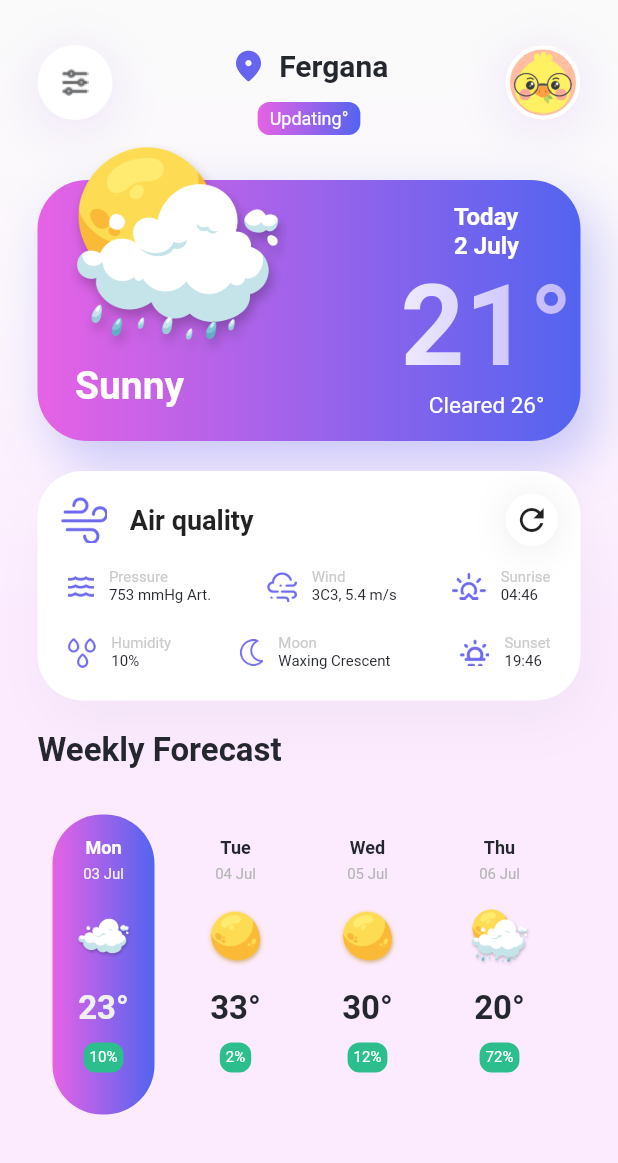
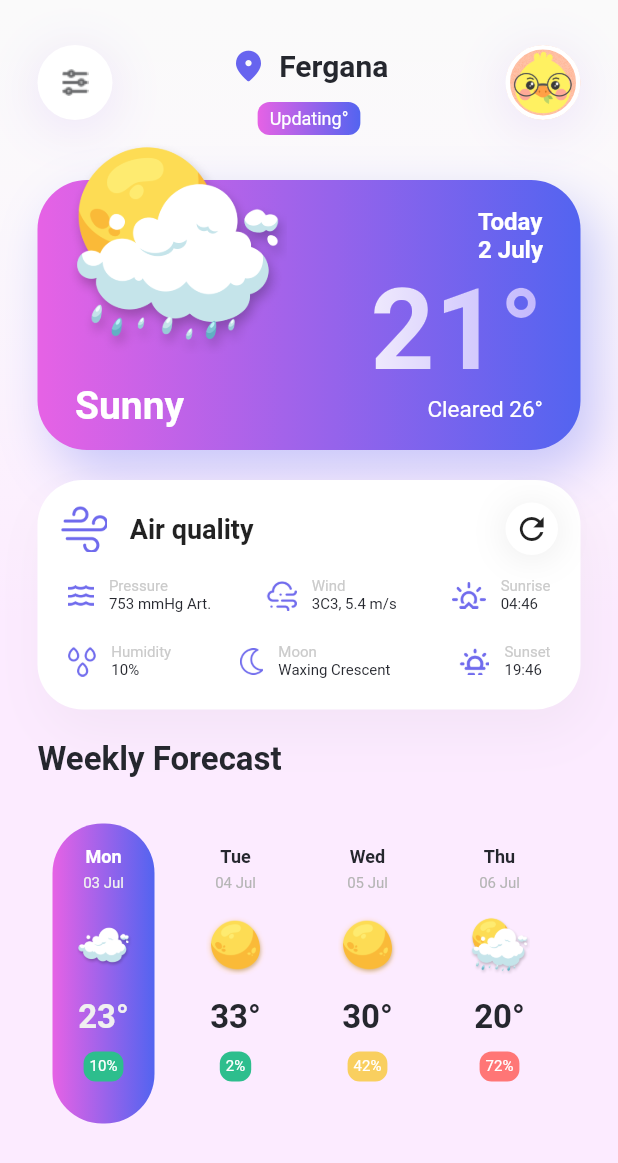
Before and after one commit to stevelpak/weather_app, a Flutter app: the screen it shows after launch, on a phone screen of 412 x 824 dp. Shown: the top 1163 px of the screen. Run offline on Flutter 3.47's test engine with Material 2 defaults, Android fonts, the phone set to English and light mode, and no system bars.

Commit message:
Weather App Updated

```diff
--- a/lib/home_page.dart
+++ b/lib/home_page.dart
@@ -124,7 +124,7 @@ class _HomePageState extends State<HomePage> {
                       Column(
                         children: [
                           Padding(
-                            padding: const EdgeInsets.only(top: 100, left: 20),
+                            padding: const EdgeInsets.only(top: 120, left: 20),
                             child: Text(
                               "Sunny",
                               style: TextStyle(
@@ -136,7 +136,10 @@ class _HomePageState extends State<HomePage> {
                           ),
                         ],
                       ),
-                      Column(
+                      Padding(
+                        padding: const EdgeInsets.only(right: 20),
+                        child: Column(
+                          crossAxisAlignment: CrossAxisAlignment.end,
                           children: [
                             Text(
                               "Today\n2 July",
@@ -150,7 +153,9 @@ class _HomePageState extends State<HomePage> {
                               "21°",
                               gradient: textGradient,
                               style: const TextStyle(
-                                fontSize: 75, fontWeight: FontWeight.bold),
+                                fontSize: 75,
+                                fontWeight: FontWeight.bold,
+                              ),
                             ),
                             Text(
                               "Cleared 26°",
@@ -161,6 +166,7 @@ class _HomePageState extends State<HomePage> {
                             )
                           ],
                         ),
+                      )
                     ],
                   ),
                 ),
@@ -274,7 +280,7 @@ class _HomePageState extends State<HomePage> {
                 children: [
                   weeklyButton("Mon", 3, "Jul", "cloudy", 23, 10, true),
                   weeklyButton("Tue", 4, "Jul", "sunny", 33, 2, false),
-                  weeklyButton("Wed", 5, "Jul", "sunny", 30, 12, false),
+                  weeklyButton("Wed", 5, "Jul", "sunny", 30, 42, false),
                   weeklyButton("Thu", 6, "Jul", "suncloud", 20, 72, false),
                 ],
               ),
--- a/lib/utils/constants.dart
+++ b/lib/utils/constants.dart
@@ -6,7 +6,9 @@ Color topShadowClr = const Color(0xFF9A60E5).withOpacity(0.16);
 Color locationClr = const Color(0xFF6764EF);
 Color topCityColor = const Color(0xFF25272E);
 Color dateTextColor = const Color(0xFFF0F0F0);
-Color humidityColor = const Color(0xFF2DBE8D);
+Color humidityGoodClr = const Color(0xFF2DBE8D);
+Color humidityHmColor = const Color(0xFFF9CF5F);
+Color humidityBadClrg = const Color(0xFFFF7676);
 Color notActiveDateColor = const Color(0xFFB5B5B5);
 Color white = Colors.white;
 Color black = Colors.black;
--- a/lib/widgets/weekly.dart
+++ b/lib/widgets/weekly.dart
@@ -7,6 +7,13 @@ Widget weeklyButton(String day, int date, String month, String icon, int temp,
   Color dayColor = isActive ? white : topCityColor;
   Color tempColor = isActive ? dateTextColor : topCityColor;
   Color currColor = isActive ? dateTextColor : notActiveDateColor;
+  Color currHumClr = humidityGoodClr;
+
+  if (hum > 40 && hum < 60) {
+    currHumClr = humidityHmColor;
+  } else if (hum > 60) {
+    currHumClr = humidityBadClrg;
+  }
 
   return Container(
     margin: const EdgeInsets.symmetric(horizontal: 10),
@@ -50,7 +57,7 @@ Widget weeklyButton(String day, int date, String month, String icon, int temp,
         Container(
           padding: const EdgeInsets.all(4),
           decoration: BoxDecoration(
-            color: humidityColor,
+            color: currHumClr,
             borderRadius: BorderRadius.circular(8),
           ),
           child: Text(
```
Lines whose indentation alone changed are shown as unchanged.
